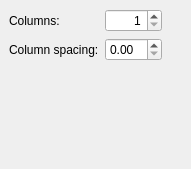
First picture: the form in words/part/dialogs/KWDocumentColumns.ui, repository KDE/calligra, before the edit.
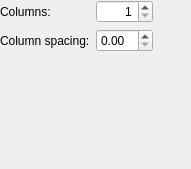
Second picture: the form after the edit. Custom widgets are drawn as their Qt base class.

Diff of the .ui file:
```diff
--- a/words/part/dialogs/KWDocumentColumns.ui
+++ b/words/part/dialogs/KWDocumentColumns.ui
@@ -9,9 +9,9 @@
     <height>169</height>
    </rect>
   </property>
-  <layout class="QGridLayout" >
-   <property name="margin" >
-    <number>9</number>
+  <layout class="QGridLayout">
+   <property name="margin">
+    <number>0</number>
    </property>
    <property name="spacing" >
     <number>6</number>
```
Left out of the diff: 55 changed lines with no effect on the pictures.
